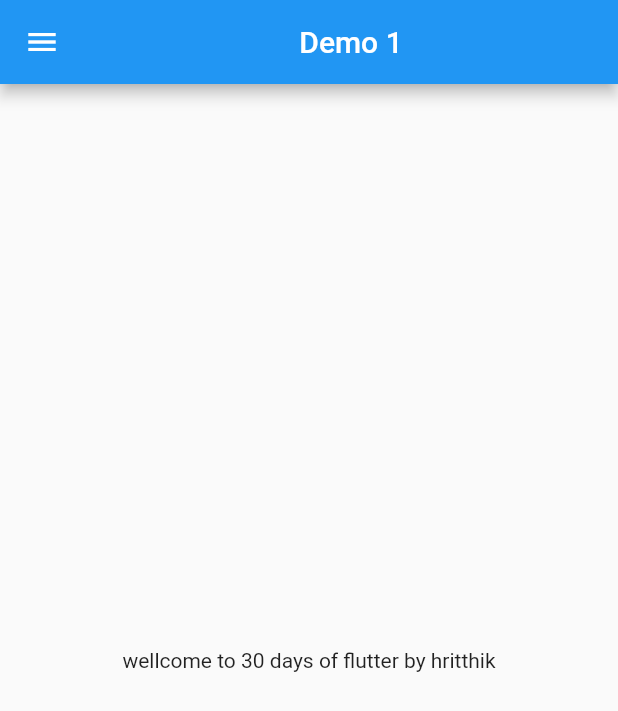
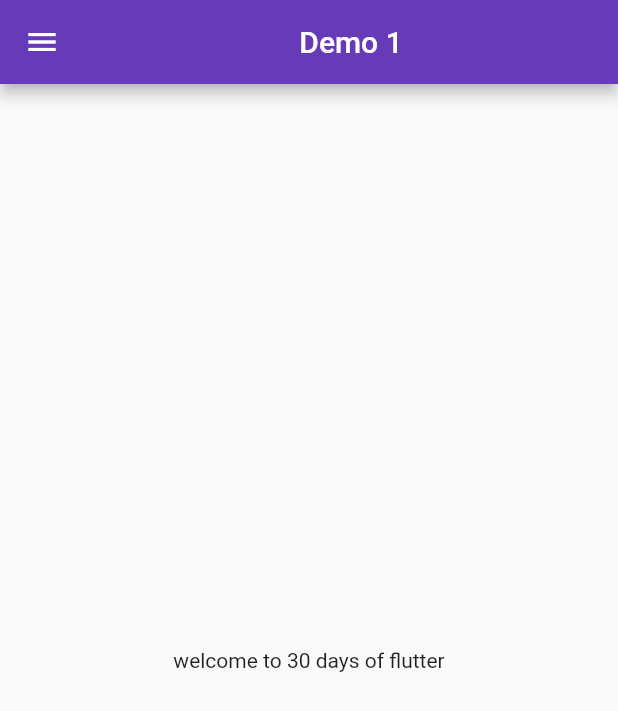
Before and after one commit to Hritthik/flutter-application, a Flutter app: the screen it shows after launch, on a phone screen of 412 x 824 dp. Shown: the top 711 px of the screen. Run offline on Flutter 3.47's test engine with Material 2 defaults, Android fonts, the phone set to English and light mode, and no system bars.

Commit message:
day3 completed

```diff
--- a/lib/home_page.dart
+++ b/lib/Pages/home_page.dart
@@ -5,17 +5,20 @@ class Homepage extends StatelessWidget {
 
   @override
   Widget build(BuildContext context) {
-    int day = 30;
     return Scaffold(
       appBar: AppBar(
-          title: Center(
-        child: Text("Demo 1"),
-      )),
+        title: Center(
+          child: Text("Demo 1"
+          ),
+        ),
+      ),
       body: Center(
         child: Container(
-            child: Text("wellcome to $day days of flutter by hritthik")),
+          child: Text("welcome to 30 days of flutter"),
+       ),
       ),
-      drawer: Drawer(),
+      drawer: Drawer(
+      ),
     );
   }
 }
--- a/lib/main.dart
+++ b/lib/main.dart
@@ -1,5 +1,6 @@
 import 'package:flutter/material.dart';
-import 'package:flutter_application_1/home_page.dart';
+import 'package:flutter_application_1/Pages/home_page.dart';
+import 'package:flutter_application_1/Pages/login_page.dart';
 
 void main() {
   runApp(Myapp());
@@ -9,8 +10,18 @@ class Myapp extends StatelessWidget {
   @override
   Widget build(BuildContext context) {
     return MaterialApp(
-      home: Homepage(
-      )
+//     home: Homepage(),
+      themeMode: ThemeMode.light,
+      theme: ThemeData(primarySwatch: Colors.deepPurple),
+      darkTheme: ThemeData(
+        brightness: Brightness.dark,
+      ),
+      initialRoute: "/home",
+      routes: {
+        "/": (context) => Homepage(),
+        "/home": (context) => Homepage(),
+        "/login": (context) => Loginpage(),
+      },
     );
   }
 }
```
Also changed, not shown: lib/Pages/login_page.dart (added, +17 -0 lines).
